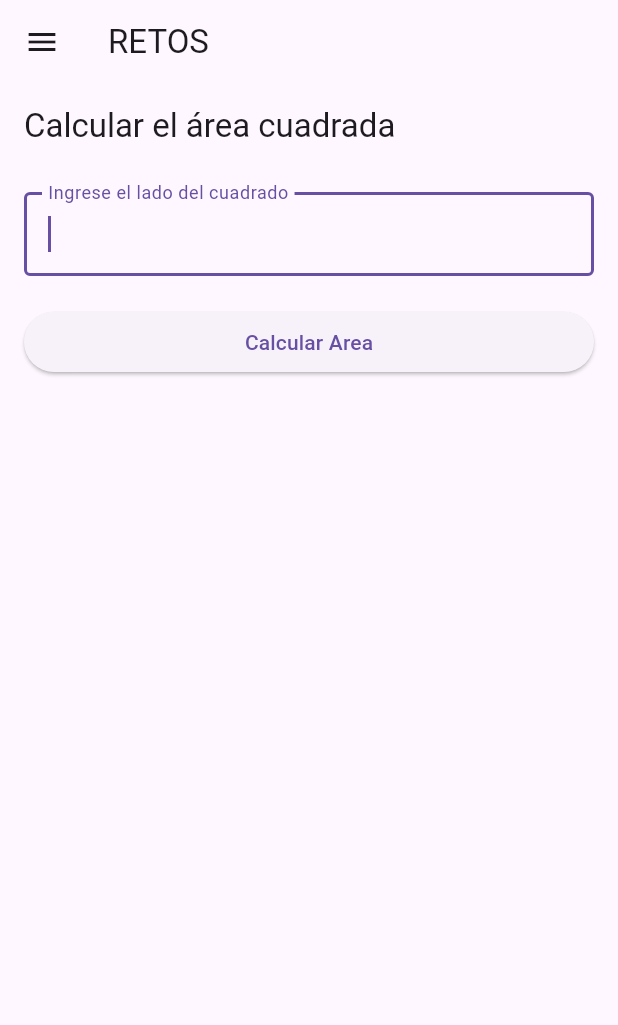
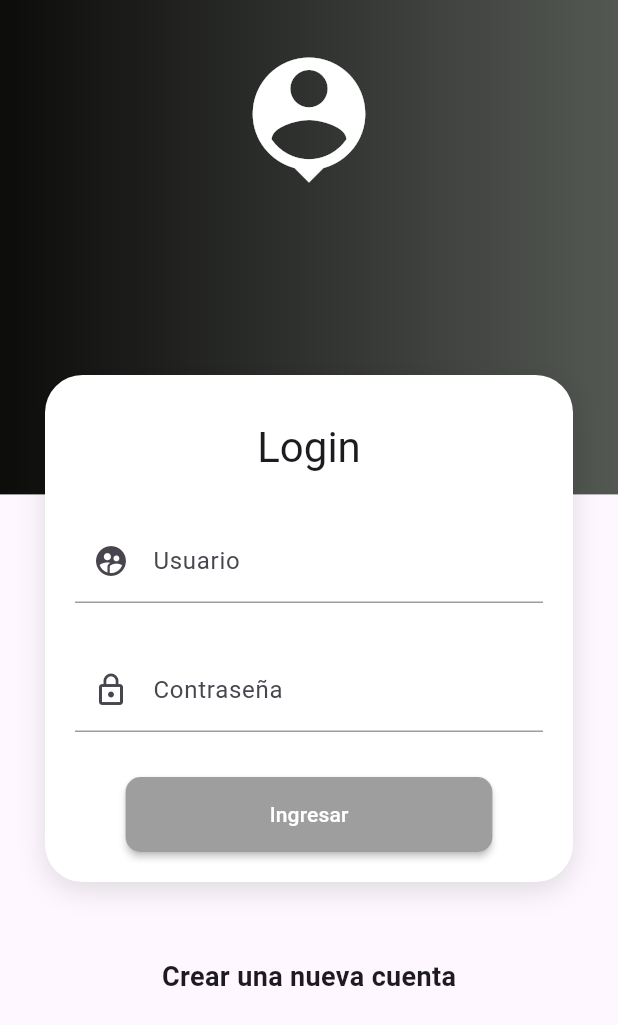
Before and after one commit to Phoenix2219/retos, a Flutter app: the screen it shows after launch, on a phone screen of 412 x 824 dp. Shown: the top 1025 px of the screen. Run offline on Flutter 3.47's test engine with Material 3 defaults, Android fonts, the phone set to English and light mode, and no system bars; our stand-ins replace flutter_animate; network calls fail.

Commit message:
new file:   devtools_options.yaml 	new file:   lib/login/input_decoration.dart 	new file:   lib/login/login_screen.dart 	modified:   lib/main.dart 	new file:   lib/models/usuario.dart 	new file:   lib/providers/usuario_provider.dart 	modified:   pubspec.lock 	modified:   pubspec.yaml

```diff
--- /dev/null
+++ b/devtools_options.yaml
@@ -0,0 +1,3 @@
+description: This file stores settings for Dart & Flutter DevTools.
+documentation: https://docs.flutter.dev/tools/devtools/extensions#configure-extension-enablement-states
+extensions:
--- /dev/null
+++ b/lib/login/input_decoration.dart
@@ -0,0 +1,24 @@
+import 'package:flutter/material.dart';
+
+class InputDecorations{
+  static InputDecoration inputDecoration({
+    required String hintText,
+    required String labelText,
+    required Icon icono,
+  }){
+    return InputDecoration(
+      enabledBorder: const UnderlineInputBorder(
+        borderSide: BorderSide(color: Colors.grey)
+      ),
+      focusedBorder: const UnderlineInputBorder(
+        borderSide: BorderSide(
+          color: Colors.grey, width: 2
+        )
+      ),
+      hintText: hintText,
+      labelText: labelText,
+      prefixIcon: icono,
+    );
+  }
+
+}
--- /dev/null
+++ b/lib/login/login_screen.dart
@@ -0,0 +1,179 @@
+import 'package:flutter/material.dart';
+import 'package:provider/provider.dart';
+import 'package:retos/login/input_decoration.dart';
+import 'package:retos/providers/usuario_provider.dart';
+
+class LoginScreen extends StatefulWidget {
+  const LoginScreen({super.key});
+
+  @override
+  State<LoginScreen> createState() => _LoginScreenState();
+}
+
+
+class _LoginScreenState extends State<LoginScreen> {
+
+  // Mueve los controladores a la clase State para que se mantengan durante el ciclo de vida del widget
+  final TextEditingController _txtUsername = TextEditingController();
+  final TextEditingController _txtPassword = TextEditingController();
+
+  @override
+  void dispose() {
+    // Asegúrate de liberar los controladores cuando el widget se destruya
+    _txtUsername.dispose();
+    _txtPassword.dispose();
+    super.dispose();
+  }
+
+  @override
+  Widget build(BuildContext context) {
+    final size = MediaQuery.of(context).size;
+    return Scaffold(
+      body: SizedBox(
+        //Ancho y alto maximo
+        width: double.infinity,
+        height: double.infinity,
+        child: Stack(
+          children: [
+            cajaSuperior(size),
+
+            logo(),
+
+            cajaLogin(context)
+          ],
+        ),
+      ),
+    );
+  }
+
+  //SingleChildScrollView Para hacer flotante la caja y no interfiera con el teclado
+  SingleChildScrollView cajaLogin(BuildContext context) {
+    //Para obtener la lista de los usuarios
+    final usuaroProvider = Provider.of<Usuario_provider>(context);
+    /*TextEditingController  _txtUsername = TextEditingController();
+    TextEditingController  _txtPassword = TextEditingController();*/
+    return SingleChildScrollView(
+      child: Column(
+              children: [
+                const SizedBox(height: 250),
+                Container(
+                  padding: const EdgeInsets.all(20),
+                  margin: const EdgeInsets.symmetric(horizontal: 30),
+                  width: double.infinity,
+                  decoration: BoxDecoration(
+                    color: Colors.white,
+                    borderRadius: BorderRadius.circular(25),
+                    boxShadow: const [BoxShadow(
+                      color: Colors.black12,
+                      blurRadius: 15,
+                      offset: Offset(0, 5),
+                    )]
+                  ),
+                  child: Column(
+                    children: [
+                      const SizedBox(height: 10),
+                      Text('Login', style: Theme.of(context).textTheme.headlineMedium),
+                      const SizedBox(height: 30,),
+                      Container(
+                        child: Form(
+                          autovalidateMode: AutovalidateMode.onUserInteraction,
+                          child: Column(
+                            children: [
+                              TextFormField(
+                                controller: _txtUsername,
+                                autocorrect: false,
+                                //Para que en el teclado aparezca el @ keyboardType: TextInputType.emailAddress,
+                                keyboardType: TextInputType.number,
+                                //Llamamos a la clase y le pasamos los parametros
+                                decoration: InputDecorations.inputDecoration(hintText: '',labelText: 'Usuario', icono: const Icon(Icons.supervised_user_circle)),
+                                validator: (value){
+                                  return (value != null && value.length==8)? null:
+                                  'El codigo de usuario debe ser igual a 8 caracteres';
+                                },
+                                /* VALIDACION PARA CORREO
+                                validator: (value) {
+                                  String pattern =
+                                  r'^(([^<>()[\]\\.,;:\s@\"]+(\.[^<>()[\]\\.,;:\s@\"]+)*)|(\".+\"))@((\[[0-9]{1,3}\.[0-9]{1,3}\.[0-9]{1,3}\.[0-9]{1,3}\])|(([a-zA-Z\-0-9]+\.)+[a-zA-Z]{2,}))$';
+                                  RegExp regExp = new RegExp(pattern);
+                                  //Si el value me devuelve una cadena vacia esta todo bien sino mando el mesaje
+                                  return regExp.hasMatch(value ?? '')? null:
+                                    'El valor ingresado no es un correo';
+                                },*/
+                              ),
+                              const SizedBox(height: 30,),
+                              TextFormField(
+                                autocorrect: false,
+                                obscureText: true,
+                                decoration: InputDecorations.inputDecoration(hintText: '',labelText: 'Contraseña', icono: const Icon(Icons.lock_outline)),
+                                validator: (value){
+                                  return (value != null && value.length>5)? null:
+                                  'La contraseña debe ser mayor a 5 caracteres';
+                                },
+                                controller: _txtPassword,
+                              ),
+                              const SizedBox(height: 30,),
+                              MaterialButton(
+                                shape: RoundedRectangleBorder(borderRadius: BorderRadius.circular(10)),
+                                disabledColor: Colors.blueGrey,
+                                color: Colors.grey,
+                                child: Container(
+                                  padding: const EdgeInsets.symmetric(horizontal: 80, vertical: 15),
+                                  child: const Text('Ingresar', style: TextStyle(color: Colors.white),),
+                                ),
+                                onPressed: () {
+                                  var usuarios = usuaroProvider.usuario;
+                                  if(usuarios.where((e) => e.username == _txtUsername.text).length>0 &&
+                                    usuarios.where((e) => e.password == _txtPassword.text).length>0){
+                                      Navigator.pushReplacementNamed(context, 'home');
+                                  }else{
+                                    final snackbar = SnackBar(
+                                      content: Text('El usuario o contraseña son incorrectos'),
+                                      duration: Duration(seconds: 2),
+                                    );
+                                    ScaffoldMessenger.of(context).showSnackBar(snackbar);
+                                  }
+                                }
+                              )
+                            ],
+                          )
+                        ),
+                      )
+                    ],
+                  ),
+                ),
+                const SizedBox(height: 50,),
+                const Text('Crear una nueva cuenta',
+                  style: TextStyle(fontSize: 18, fontWeight: FontWeight.bold)
+                ),
+              ],
+            ),
+    );
+  }
+
+  Container cajaSuperior(Size size) {
+    return Container(
+            decoration: const BoxDecoration(
+              gradient: LinearGradient(colors: [
+                Color.fromARGB(255, 12, 12, 11),
+                Color.fromRGBO(84, 88, 83, 1),
+              ])
+            ),
+            width: double.infinity,
+            height: size.height * 0.4,
+          );
+  }
+
+  SafeArea logo() {
+    return SafeArea(
+            child: Container(
+              margin: const EdgeInsets.only(top: 30),
+              width: double.infinity,
+              child: const Icon(
+                Icons.person_pin,
+                color: Colors.white,
+                size: 100,
+              ),
+            ),
+          );
+  }
+}
--- a/lib/main.dart
+++ b/lib/main.dart
@@ -1,16 +1,41 @@
+import 'dart:io';
+
 import 'package:flutter/material.dart';
+import 'package:provider/provider.dart';
 import 'package:retos/home.dart';
+import 'package:retos/login/login_screen.dart';
+import 'package:retos/providers/usuario_provider.dart';
 
-void main() => runApp(MyApp());
+void main(){
+  HttpOverrides.global = MyHttpOverrides();
+  runApp(MyApp());
+}
+
+class MyHttpOverrides extends HttpOverrides {
+  @override
+  HttpClient createHttpClient(SecurityContext? context) {
+    return super.createHttpClient(context)
+      ..badCertificateCallback = (X509Certificate cert, String host, int port) => true;
+  }
+}
 
 class MyApp extends StatelessWidget {
   @override
   Widget build(BuildContext context) {
-    return MaterialApp(
-      title: 'RETOS',
-      home: Home(),
-      theme: ThemeData(
-        primaryColor: Colors.grey
+    //Agregar mas clases provider
+    return MultiProvider(
+      //Para llamar al provider desde otro archivo
+      providers: [
+        ChangeNotifierProvider(create: (_) => Usuario_provider())
+      ],
+      child: MaterialApp(
+        debugShowCheckedModeBanner: false,
+        title: 'RETOS',
+        routes: {
+          'login': (_) => LoginScreen(),
+          'home': (_) => Home(),
+        },
+        initialRoute: 'login',
       ),
     );
   }
--- /dev/null
+++ b/lib/models/usuario.dart
@@ -0,0 +1,29 @@
+import 'dart:convert';
+
+List<Usuario> usuarioFromJson(String str) => List<Usuario>.from(json.decode(str).map((x) => Usuario.fromJson(x)));
+
+String usuarioToJson(List<Usuario> data) => json.encode(List<dynamic>.from(data.map((x) => x.toJson())));
+
+class Usuario {
+    int id;
+    String username;
+    String password;
+
+    Usuario({
+        required this.id,
+        required this.username,
+        required this.password,
+    });
+
+    factory Usuario.fromJson(Map<String, dynamic> json) => Usuario(
+        id: json["id"],
+        username: json["username"],
+        password: json["password"],
+    );
+
+    Map<String, dynamic> toJson() => {
+        "id": id,
+        "username": username,
+        "password": password,
+    };
+}
--- /dev/null
+++ b/lib/providers/usuario_provider.dart
@@ -0,0 +1,26 @@
+import 'package:flutter/material.dart';
+import 'package:retos/models/usuario.dart';
+import 'package:http/http.dart' as http;
+
+const urlApi = '192.168.1.6:7215';
+
+class Usuario_provider with ChangeNotifier{
+  List<Usuario> usuario = [];
+
+  Usuario_provider(){
+    getUsuarios();
+  }
+
+  getUsuarios() async{
+    final url = Uri.https(urlApi,'/Api/Usuario');
+    final resp = await http.get(url, headers: {
+      "Access-Control-Allow.Origin": "*",
+      "Access-Control-Allow-Credentials": "true",
+      'Content-type': 'application/json',
+      'Accept': 'application/json',
+    });
+    final response = usuarioFromJson(resp.body);
+    usuario = response;
+    notifyListeners();
+  }
+}
--- a/pubspec.yaml
+++ b/pubspec.yaml
@@ -36,6 +36,8 @@ dependencies:
   # Use with the CupertinoIcons class for iOS style icons.
   cupertino_icons: ^1.0.8
   flutter_animate: ^4.0.0
+  http: ^1.2.2
+  provider: ^6.1.2
 dev_dependencies:
   flutter_test:
     sdk: flutter
```
Also changed, not shown: pubspec.lock.
